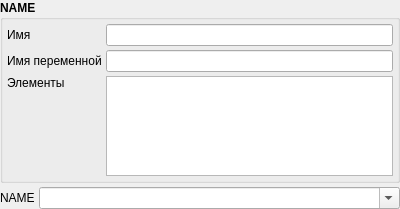
First picture: the form in src/components/variablelistframe.ui, repository Gris87/ProtocolCreator, before the edit.
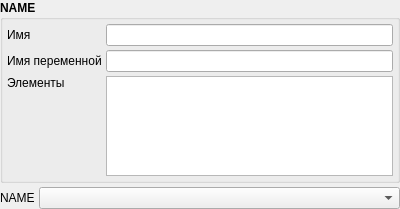
Second picture: the form after the edit.

Commit message: Remove editable from List

```diff
--- a/src/components/variablelistframe.ui
+++ b/src/components/variablelistframe.ui
@@ -143,9 +143,6 @@
       </item>
       <item>
        <widget class="QComboBox" name="valueComboBox">
-        <property name="editable">
-         <bool>true</bool>
-        </property>
         <property name="insertPolicy">
          <enum>QComboBox::NoInsert</enum>
         </property>
```
